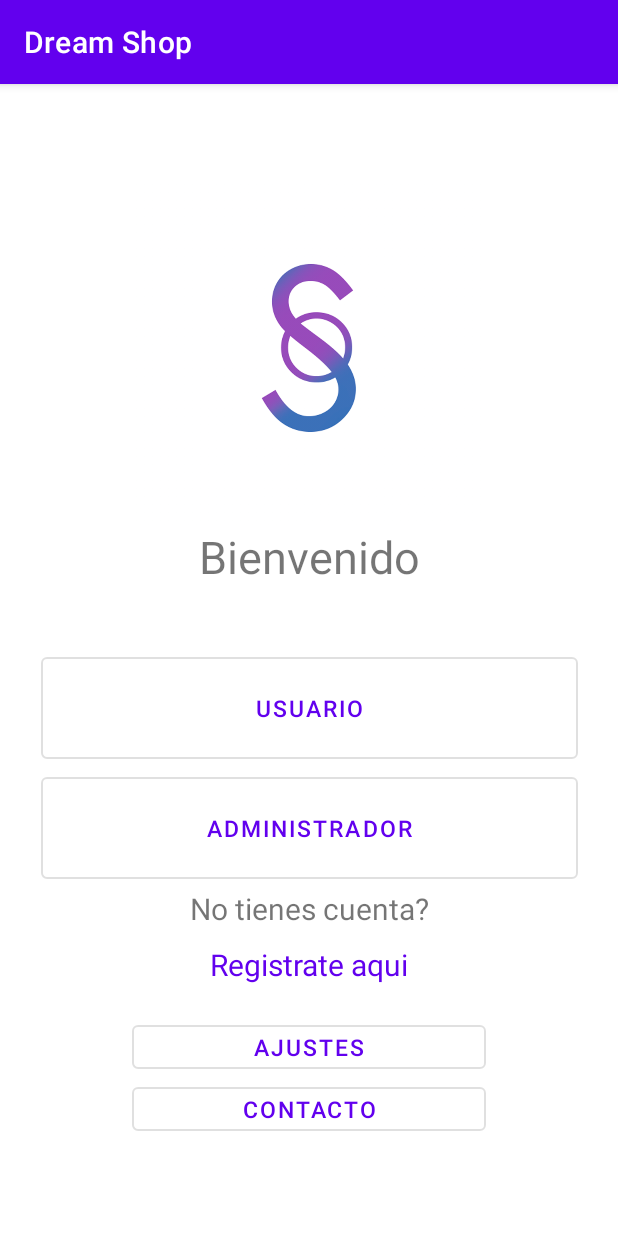
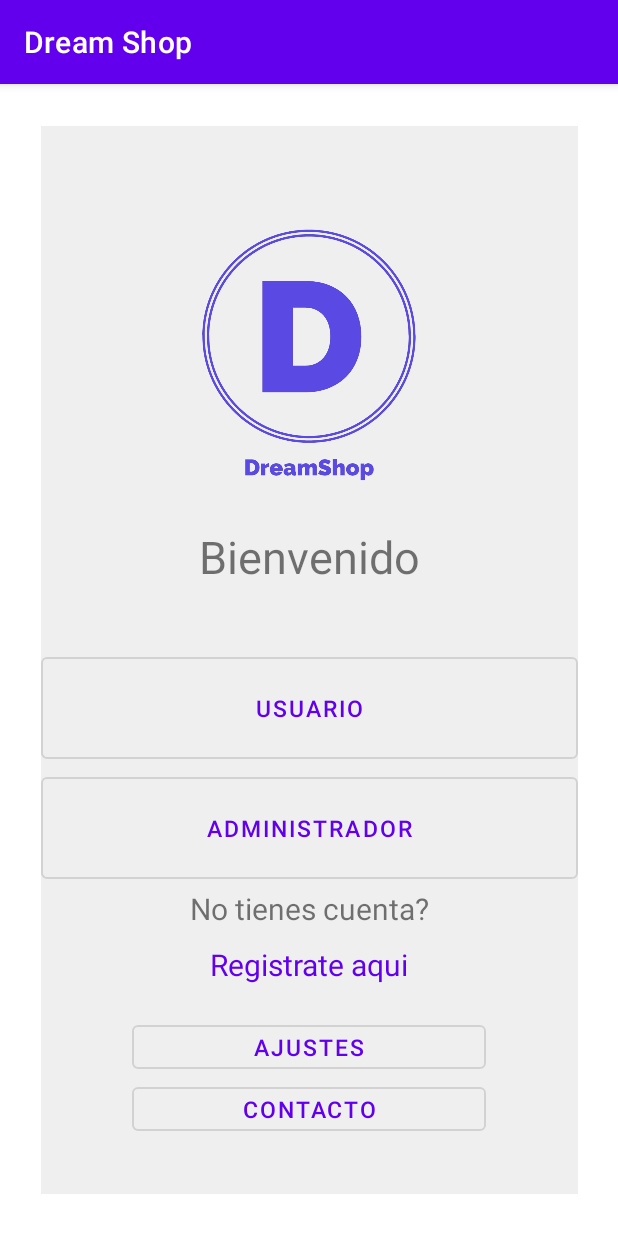
Before and after one commit to JosueAlvarado50/DreamShopApp, an Android app: the screen it shows after launch (HomeActivity), on a phone screen of 412 x 824 dp. Shown: the top 1233 px of the screen. Run offline under Robolectric (Android 15) with nearby library versions, the phone set to English and light mode, and no system bars.

Commit message:
cambio del fondo
se cambio de color el fondo de home

```diff
--- a/DreamShop/app/src/main/res/layout/activity_home.xml
+++ b/DreamShop/app/src/main/res/layout/activity_home.xml
@@ -14,13 +14,14 @@
         app:layout_constraintBottom_toBottomOf="parent"
         app:layout_constraintEnd_toEndOf="parent"
         app:layout_constraintStart_toStartOf="parent"
+        android:background="@color/fondo"
         app:layout_constraintTop_toTopOf="parent">
 
         <ImageView
             android:id="@+id/imageView2"
             android:layout_width="276dp"
             android:layout_height="231dp"
-            app:srcCompat="@drawable/logo" />
+            app:srcCompat="@drawable/logodream" />
 
         <TextView
             android:id="@+id/textView18"
--- a/DreamShop/app/src/main/res/values/colors.xml
+++ b/DreamShop/app/src/main/res/values/colors.xml
@@ -7,4 +7,5 @@
     <color name="teal_700">#FF018786</color>
     <color name="black">#FF000000</color>
     <color name="white">#FFFFFFFF</color>
+    <color name="fondo">#efefef</color>
 </resources>
```
Also changed, not shown: DreamShop/app/src/main/res/drawable-v24/logodream.jpg (added).
